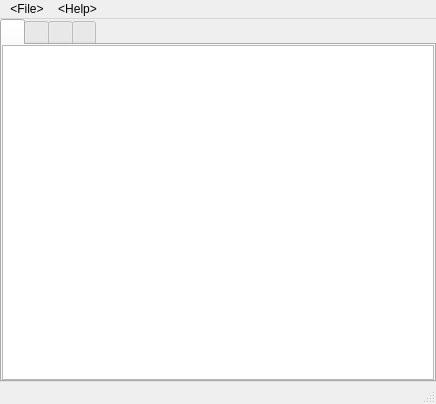
Qt form mainwindow.ui (ExplosBlue/CoinKiller) before a commit.
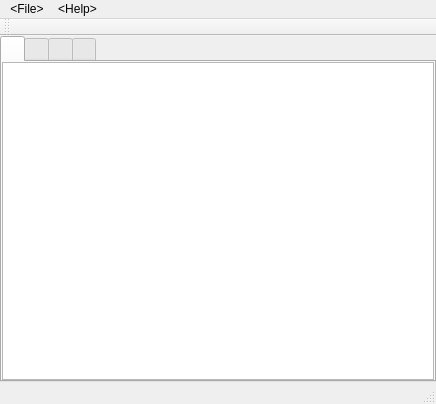
The same form after that commit. The open tabs and pages were chosen to show the change.

The edit to the form file:
```diff
--- a/mainwindow.ui
+++ b/mainwindow.ui
@@ -186,6 +186,14 @@
    <addaction name="menuFile"/>
    <addaction name="menuHelp"/>
   </widget>
+  <widget class="QToolBar" name="mainToolBar">
+   <attribute name="toolBarArea">
+    <enum>TopToolBarArea</enum>
+   </attribute>
+   <attribute name="toolBarBreak">
+    <bool>false</bool>
+   </attribute>
+  </widget>
   <widget class="QStatusBar" name="statusBar"/>
   <action name="actionLoadUnpackedROMFS">
    <property name="text">
```
Left out of the diff: 2 changed lines with no effect on the pictures.
